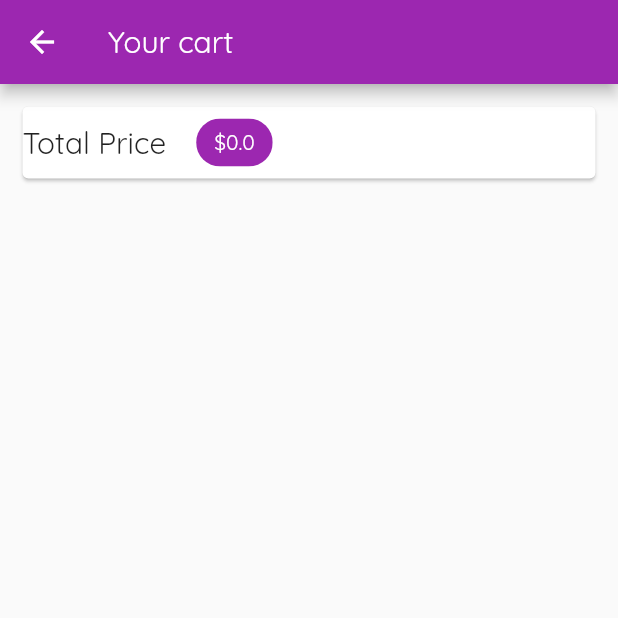
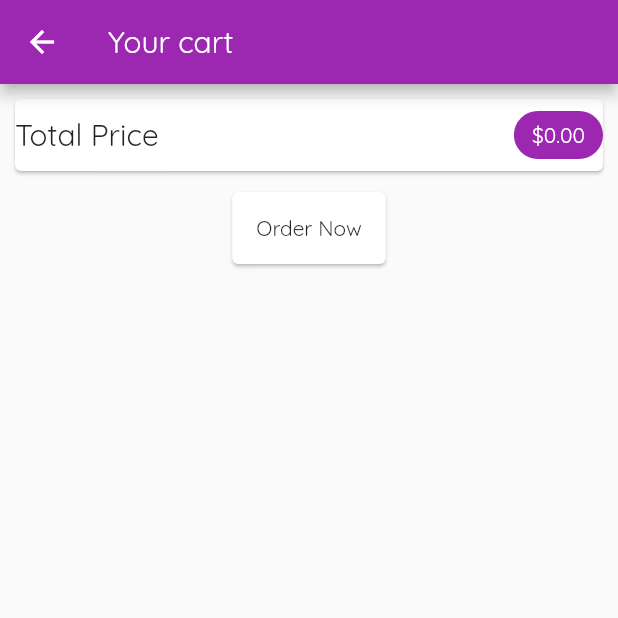
Before and after one commit to Khloud-azeem/Online-Shop-Mobile-App, a Flutter app: the CartScreen screen opened by its route, on a phone screen of 412 x 824 dp, the top half of it. Run offline on Flutter 3.47's test engine with Material 2 defaults, Android fonts, the phone set to English and light mode, and no system bars; network calls fail.

Commit message:
add cart screen, add product to cart logic, add orders screen, order products logic

```diff
--- /dev/null
+++ b/lib/providers/orders_provider.dart
@@ -0,0 +1,38 @@
+import 'package:flutter/material.dart';
+import 'package:online_shop/providers/product.dart';
+import 'package:provider/provider.dart';
+import 'package:online_shop/providers/cart_provider.dart';
+
+class OrderItem {
+  final String id;
+  final double price;
+  final List<CartItem> products;
+  final DateTime dateTime;
+  OrderItem({
+    required this.id,
+    required this.price,
+    required this.products,
+    required this.dateTime,
+  });
+}
+
+class OrdersProvider with ChangeNotifier {
+  List<OrderItem> _orders = [];
+
+  List<OrderItem> get items {
+    return [..._orders];
+  }
+
+  void addOrder(List<CartItem> cartProducts, double price) {
+    _orders.insert(
+      0,
+      OrderItem(
+        id: DateTime.now().toString(),
+        price: price,
+        products: cartProducts,
+        dateTime: DateTime.now(),
+      ),
+    );
+    notifyListeners(); // to insert the iorder in the begining of the list
+  }
+}
--- a/lib/screens/cart_screen.dart
+++ b/lib/screens/cart_screen.dart
@@ -1,35 +1,38 @@
 import 'package:flutter/material.dart';
 import 'package:online_shop/providers/cart_provider.dart';
+import 'package:online_shop/providers/orders_provider.dart';
 import 'package:provider/provider.dart';
+import 'package:online_shop/widgets/cart_item_tile.dart';
 
 class CartScreen extends StatelessWidget {
-  const CartScreen({Key? key}) : super(key: key);
   static const routeName = '/cart';
-
   @override
   Widget build(BuildContext context) {
     final cartData = Provider.of<CartProvider>(context);
+    final orderData = Provider.of<OrdersProvider>(context, listen: false);
+
     return Scaffold(
       appBar: AppBar(
-        title: Text('Your cart'),
+        title: const Text('Your cart'),
       ),
       body: Column(
         children: <Widget>[
           Card(
-            margin: EdgeInsets.all(15),
+            margin: const EdgeInsets.all(10),
             child: Row(
+              mainAxisAlignment: MainAxisAlignment.spaceBetween,
               children: <Widget>[
                 Text(
                   'Total Price',
                   style: Theme.of(context).textTheme.headline6,
                 ),
-                SizedBox(
-                  width: 20,
-                ),
+                // SizedBox(
+                //   width: 20,
+                // ),
                 Chip(
                   label: Text(
-                    '\$${cartData.totalPrice}',
-                    style: TextStyle(
+                    '\$${cartData.totalPrice.toStringAsFixed(2)}',
+                    style: const TextStyle(
                       color: Colors.white,
                     ),
                   ),
@@ -37,7 +40,31 @@ class CartScreen extends StatelessWidget {
                 ),
               ],
             ),
-          )
+          ),
+          Card(
+            child: FlatButton(
+              child: Text('Order Now'),
+              onPressed: () {
+                orderData.addOrder(
+                    cartData.items.values.toList(), cartData.totalPrice);
+                cartData.clearCart();
+              },
+            ),
+          ),
+          Expanded(
+            child: ListView.builder(
+              itemBuilder: (context, idx) {
+                return CartItemTile(
+                  id: cartData.items.values.toList()[idx].id,
+                  productId: cartData.items.keys.toList()[idx],
+                  title: cartData.items.values.toList()[idx].title,
+                  price: cartData.items.values.toList()[idx].price,
+                  quantity: cartData.items.values.toList()[idx].quantity,
+                );
+              },
+              itemCount: cartData.itemsCount,
+            ),
+          ),
         ],
       ),
     );
--- a/pubspec.yaml
+++ b/pubspec.yaml
@@ -30,6 +30,7 @@ dependencies:
   flutter:
     sdk: flutter
   provider: ^6.0.1
+  intl:
 
 
   # The following adds the Cupertino Icons font to your application.
```
Also changed, not shown: lib/main.dart (+6 -1 lines), lib/providers/cart_provider.dart (+20 -1 lines), lib/screens/orders_screen.dart (added, +28 -0 lines), lib/screens/product_details_screen.dart (+35 -2 lines), lib/screens/products_overview_screen.dart (+4 -3 lines), lib/widgets/app_drawer.dart (added, +36 -0 lines), lib/widgets/cart_item_tile.dart (added, +58 -0 lines), lib/widgets/order_item_tile.dart (added, +71 -0 lines), lib/widgets/product_item.dart (+0 -16 lines), pubspec.lock.
